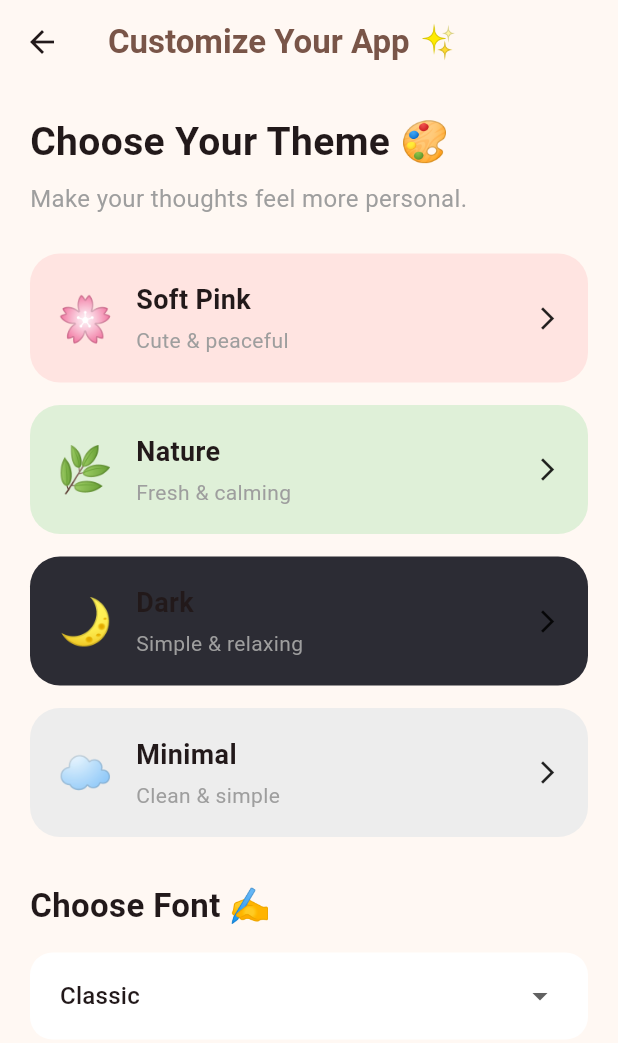
After one commit to yogiiyashika-sketch/flutter-practice, a Flutter app: the screen it shows after launch, after a tap on "Customize Theme", on a phone screen of 412 x 824 dp. The commit adds this screen. Shown: the top 1043 px of the screen. Run offline on Flutter 3.47's test engine with Material 3 defaults, Android fonts, the phone set to English and light mode, and no system bars.

Commit message:
Add theme customization

```diff
--- a/lib/home_page.dart
+++ b/lib/home_page.dart
@@ -1,6 +1,7 @@
 import 'package:flutter/material.dart';
 import 'write_thought_page.dart';
 import 'thoughts_page.dart';
+import 'theme_page.dart';
 
 class HomePage extends StatelessWidget {
   const HomePage({super.key});
@@ -53,6 +54,7 @@ class HomePage extends StatelessWidget {
 
             const SizedBox(height: 30),
 
+            // Today's Thought
             Container(
               width: double.infinity,
               padding: const EdgeInsets.all(20),
@@ -143,6 +145,34 @@ class HomePage extends StatelessWidget {
               ),
             ),
 
+            const SizedBox(height: 12),
+
+            // Customize Theme Button
+            SizedBox(
+              width: double.infinity,
+              height: 55,
+
+              child: OutlinedButton.icon(
+                onPressed: () {
+                  Navigator.push(
+                    context,
+                    MaterialPageRoute(
+                      builder: (context) => const ThemePage(),
+                    ),
+                  );
+                },
+
+                icon: const Icon(Icons.palette),
+
+                label: const Text(
+                  'Customize Theme',
+                  style: TextStyle(
+                    fontSize: 18,
+                  ),
+                ),
+              ),
+            ),
+
             const SizedBox(height: 20),
           ],
         ),
--- /dev/null
+++ b/lib/theme_page.dart
@@ -0,0 +1,204 @@
+import 'package:flutter/material.dart';
+
+class ThemePage extends StatelessWidget {
+  const ThemePage({super.key});
+
+  @override
+  Widget build(BuildContext context) {
+    return Scaffold(
+      backgroundColor: const Color(0xFFFFF8F3),
+
+      appBar: AppBar(
+        backgroundColor: Colors.transparent,
+        elevation: 0,
+        title: const Text(
+          'Customize Your App ✨',
+          style: TextStyle(
+            fontWeight: FontWeight.bold,
+            color: Colors.brown,
+          ),
+        ),
+      ),
+
+      body: Padding(
+        padding: const EdgeInsets.all(20),
+
+        child: Column(
+          crossAxisAlignment: CrossAxisAlignment.start,
+          children: [
+
+            const Text(
+              'Choose Your Theme 🎨',
+              style: TextStyle(
+                fontSize: 26,
+                fontWeight: FontWeight.bold,
+              ),
+            ),
+
+            const SizedBox(height: 8),
+
+            const Text(
+              'Make your thoughts feel more personal.',
+              style: TextStyle(
+                fontSize: 16,
+                color: Colors.grey,
+              ),
+            ),
+
+            const SizedBox(height: 25),
+
+            // Soft Pink
+            themeCard(
+              context,
+              '🌸',
+              'Soft Pink',
+              'Cute & peaceful',
+              const Color(0xFFFFE4E1),
+            ),
+
+            const SizedBox(height: 15),
+
+            // Nature
+            themeCard(
+              context,
+              '🌿',
+              'Nature',
+              'Fresh & calming',
+              const Color(0xFFDFF0D8),
+            ),
+
+            const SizedBox(height: 15),
+
+            // Dark
+            themeCard(
+              context,
+              '🌙',
+              'Dark',
+              'Simple & relaxing',
+              const Color(0xFF2C2C34),
+            ),
+
+            const SizedBox(height: 15),
+
+            // Minimal
+            themeCard(
+              context,
+              '☁️',
+              'Minimal',
+              'Clean & simple',
+              const Color(0xFFEDEDED),
+            ),
+
+            const SizedBox(height: 30),
+
+            const Text(
+              'Choose Font ✍️',
+              style: TextStyle(
+                fontSize: 22,
+                fontWeight: FontWeight.bold,
+              ),
+            ),
+
+            const SizedBox(height: 15),
+
+            Container(
+              width: double.infinity,
+              padding: const EdgeInsets.symmetric(
+                horizontal: 20,
+                vertical: 5,
+              ),
+
+              decoration: BoxDecoration(
+                color: Colors.white,
+                borderRadius: BorderRadius.circular(15),
+              ),
+
+              child: DropdownButton<String>(
+                value: 'Classic',
+                isExpanded: true,
+                underline: const SizedBox(),
+
+                items: const [
+                  DropdownMenuItem(
+                    value: 'Classic',
+                    child: Text('Classic'),
+                  ),
+                  DropdownMenuItem(
+                    value: 'Elegant',
+                    child: Text('Elegant'),
+                  ),
+                  DropdownMenuItem(
+                    value: 'Simple',
+                    child: Text('Simple'),
+                  ),
+                ],
+
+                onChanged: (value) {},
+              ),
+            ),
+          ],
+        ),
+      ),
+    );
+  }
+
+  Widget themeCard(
+    BuildContext context,
+    String emoji,
+    String title,
+    String subtitle,
+    Color color,
+  ) {
+    return Container(
+      width: double.infinity,
+      padding: const EdgeInsets.all(18),
+
+      decoration: BoxDecoration(
+        color: color,
+        borderRadius: BorderRadius.circular(20),
+      ),
+
+      child: Row(
+        children: [
+
+          Text(
+            emoji,
+            style: const TextStyle(fontSize: 30),
+          ),
+
+          const SizedBox(width: 15),
+
+          Expanded(
+            child: Column(
+              crossAxisAlignment: CrossAxisAlignment.start,
+              children: [
+
+                Text(
+                  title,
+                  style: const TextStyle(
+                    fontSize: 18,
+                    fontWeight: FontWeight.bold,
+                  ),
+                ),
+
+                const SizedBox(height: 4),
+
+                Text(
+                  subtitle,
+                  style: const TextStyle(
+                    color: Colors.grey,
+                  ),
+                ),
+              ],
+            ),
+          ),
+
+          const Icon(
+            Icons.arrow_forward_ios,
+            size: 18,
+          ),
+        ],
+      ),
+    );
+  }
+}
```
